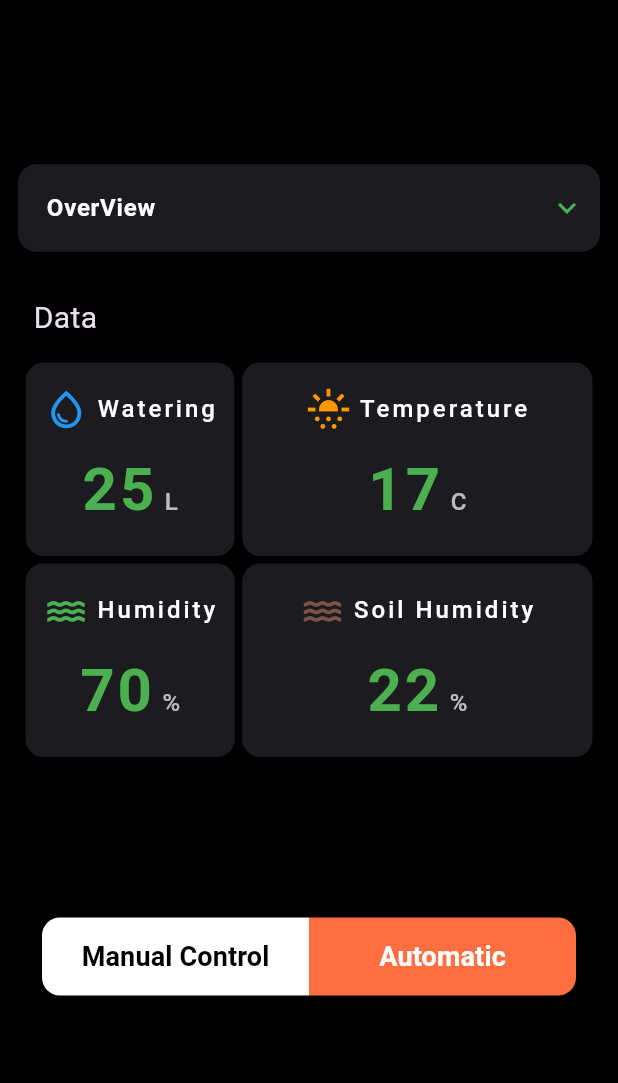
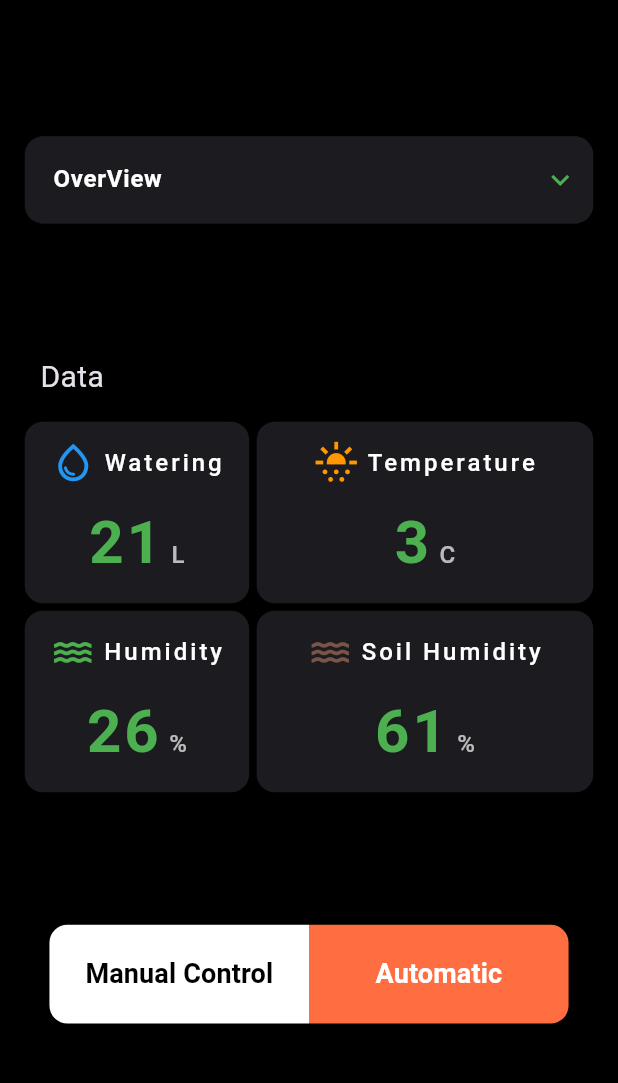
Before and after one commit to ahmedelshahed21/Smart_Farm_App, a Flutter app: the HomeView screen opened by its route, after a tap on "Wheat", on a phone screen of 412 x 824 dp, the part 80-1163 px from its top. Run offline on Flutter 3.47's test engine with Material 3 defaults, Android fonts, the phone set to English and light mode, and no system bars; our stand-ins replace animated_splash_screen, lottie, page_transition, percent_indicator, sleek_circular_slider.

Commit message:
Commit 11

```diff
--- a/lib/core/widgets/plant_action.dart
+++ b/lib/core/widgets/plant_action.dart
@@ -8,16 +8,21 @@ class PlantAction extends StatelessWidget{
   @override
   Widget build(BuildContext context) {
     return Padding(
-      padding: const EdgeInsets.symmetric(horizontal: 16.0),
+      padding: EdgeInsets.symmetric(horizontal: MediaQuery.of(context).size.width*0.04),
       child: Row(
         children: [
           Expanded(
+            child: SizedBox(
+              height: MediaQuery.of(context).size.height*0.08,
               child: CustomTextButton(
                 onPressed: onPressedManualButton,
                 child: 'Manual Control',
               ),
             ),
+          ),
           Expanded(
+            child: SizedBox(
+              height: MediaQuery.of(context).size.height*0.08,
               child: CustomTextButton(
                 onPressed: onPressedAutomaticButton,
                 child: 'Automatic',
@@ -29,6 +34,7 @@ class PlantAction extends StatelessWidget{
                 ),
               ),
             ),
+          ),
         ],
       ),
     );
--- a/lib/core/widgets/plant_data_card.dart
+++ b/lib/core/widgets/plant_data_card.dart
@@ -9,16 +9,18 @@ class PlantDataCard extends StatelessWidget{
   final String unity;
   final IconData icon;
   final Color iconColo;
-
   @override
   Widget build(BuildContext context) {
     return Container(
-      padding: const EdgeInsets.symmetric(vertical: 16.0,horizontal: 12.0),
+      padding: const EdgeInsets.symmetric(vertical: 12.0),
+      // height: MediaQuery.of(context).size.height*0.16,
+      // width: MediaQuery.of(context).size.width*width!,
       decoration: BoxDecoration(
           borderRadius: BorderRadius.circular(12),
           color: kItemColor
       ),
       child: Column(
+        mainAxisAlignment: MainAxisAlignment.center,
         children: [
           Row(
             mainAxisAlignment: MainAxisAlignment.center,
--- a/lib/features/custom plant/presentation/views/custom_plant_data_view.dart
+++ b/lib/features/custom plant/presentation/views/custom_plant_data_view.dart
@@ -26,7 +26,7 @@ class CustomPlantDataView extends StatelessWidget{
             const Expanded(child: SizedBox()),
             CustomExpansionTile(title: 'Notes',content: category.content),
             const SizedBox(height: 30),
-            PlantDataSection(water: category.water,temp: category.temp,humidity: category.soilHumidity),
+            PlantDataSection(water: category.water,temp: category.temp,humidity: category.soilHumidity,),
             const Expanded(child: SizedBox()),
             PlantAction(
               onPressedManualButton: (){
--- a/lib/features/custom plant/presentation/views/custom_plants_view.dart
+++ b/lib/features/custom plant/presentation/views/custom_plants_view.dart
@@ -1,4 +1,5 @@
 import 'package:flutter/material.dart';
+import 'package:smart_farm/core/utils/assets_app.dart';
 import 'package:smart_farm/features/custom%20plant/presentation/views/custom_plant_data_view.dart';
 import 'package:smart_farm/features/custom%20plant/presentation/views/widgets/custom_item.dart';
 import 'package:smart_farm/features/custom%20plant/presentation/views/custom_plant_form_view.dart';
@@ -17,7 +18,8 @@ class _AddingCustomPlantViewState extends State<AddingCustomPlantView> {
 
   final List<PlantModel> customPlants=[
     const PlantModel(plantName: 'watermelon'),
-
+    const PlantModel(plantName: 'watermelon',image: ImagesApp.cottonImage,water: 10.5,temp: 5,humidity: 7,soilHumidity: 3,content: 'lllipgfcsfdv'),
+    const PlantModel(plantName: 'watermelon',water: 10.5,temp: 5,humidity: 7,soilHumidity: 3,content: ''),
   ];
   @override
   Widget build(BuildContext context) {
--- a/lib/features/home/presentation/views/home_view.dart
+++ b/lib/features/home/presentation/views/home_view.dart
@@ -15,7 +15,6 @@ class HomeView extends StatelessWidget{
           style: TextStyle(
             fontWeight: FontWeight.bold,
             fontSize: 24,
-            //color: const Color(0xFF1C1B20),
           ),
         ),
         centerTitle: true,
--- a/lib/features/home/presentation/views/widgets/custom_horizontal_listview.dart
+++ b/lib/features/home/presentation/views/widgets/custom_horizontal_listview.dart
@@ -10,26 +10,28 @@ class CustomHorizontalListView extends StatelessWidget{
     return Column(
       children: [
         Container(
-          color: kPrimaryColor,
-          width: double.infinity,
-          padding: const EdgeInsets.only(left: 18),
-          child: const Text('Plants',
-            style: TextStyle(
-                fontSize: 24,
-                fontWeight: FontWeight.bold
-            ),
-          ),
-        ),
-        Container(
-          margin: const EdgeInsets.only(bottom: 20),
+          margin: const EdgeInsets.only(bottom: 30),
           padding:const EdgeInsets.only(top: 12) ,
           decoration: const BoxDecoration(
               color: kPrimaryColor,
               borderRadius: BorderRadius.only(bottomLeft:Radius.circular(64))
           ),
-          child: const Padding(
-            padding: EdgeInsets.only(bottom: 8.0),
-            child: PlantsListView(),
+          child: Column(
+            children: [
+              Container(
+                color: kPrimaryColor,
+                width: double.infinity,
+                padding: const EdgeInsets.only(left: 24),
+                child: const Text('Plants',
+                  style: TextStyle(
+                      fontSize: 24,
+                      fontWeight: FontWeight.bold
+                  ),
+                ),
+              ),
+              const SizedBox(height: 5,),
+              const PlantsListView(),
+            ],
           ),
         ),
       ],
--- a/lib/features/home/presentation/views/widgets/plants_listview.dart
+++ b/lib/features/home/presentation/views/widgets/plants_listview.dart
@@ -5,19 +5,20 @@ import 'package:smart_farm/features/plant/presentation/views/plant_view.dart';
 
 class PlantsListView extends StatelessWidget{
   const PlantsListView({super.key});
-  final List<PlantModel> categories= const[
-    PlantModel(image: 'assets/images/Wheat.jpeg', plantName: 'Wheat'),
-    PlantModel(image: 'assets/images/Rice.jpg', plantName: 'Rice'),
-    PlantModel(image: 'assets/images/Cotton.png', plantName: 'Cotton'),
-    PlantModel(image: 'assets/images/Corn.webp', plantName: 'Corn'),
+  final List<PlantModel> categories = const[
+    PlantModel(image: 'assets/images/Wheat.jpeg', plantName: 'Wheat',content: 'It is a crucial food crop globally.\nRich in nutrients, including carbohydrates and proteins.\nCultivated in diverse climates worldwide.',water: 21,temp: 3,humidity: 26,soilHumidity: 61),
+    PlantModel(
+        image: 'assets/images/Rice.jpg', plantName: 'Rice',content: 'It is a staple food for billions worldwide.\nThrives in flooded paddies or upland areas.\nProvides essential carbohydrates and nutrients.',water: 25,temp: 12,humidity: 2,soilHumidity: 5),
+    PlantModel(image: 'assets/images/Cotton.png', plantName: 'Cotton',content: 'It is a versatile fiber with diverse applications.\nGrown in warm climates for its soft and breathable fabric.\nEssential for textile production worldwide.',water: 63,temp: 19,humidity: 7,soilHumidity: 9),
+    PlantModel(image: 'assets/images/Corn.webp', plantName: 'Corn',content: 'Corn, a staple crop in many cultures worldwide.\nThrives in warm climates, cultivated for its versatile uses.\nProvides food, animal feed.',water: 30,temp: 21,humidity: 9,soilHumidity: 7),
   ];
 
   @override
   Widget build(BuildContext context) {
     return Padding(
-      padding: const EdgeInsets.only(right:12.0,left:18.0,bottom: 18.0),
+      padding: const EdgeInsets.only(right:12.0,left:18.0,bottom: 32.0),
       child: SizedBox(
-        height: 100,
+        height: 110,
         child: ListView.builder(
           physics: const BouncingScrollPhysics(),
             scrollDirection: Axis.horizontal,
--- a/lib/features/plant/presentation/views/plant_view.dart
+++ b/lib/features/plant/presentation/views/plant_view.dart
@@ -19,19 +19,16 @@ class PlantView extends StatelessWidget{
         actions: [PlantCard(category: category, width: 80, height: 50, radius: 12.0, fontSize: 14.0, fontWeight: FontWeight.w600, padding: const EdgeInsets.only(top: 2.0,left: 7.0),),]
       ),
         body: Padding(
-          padding: const EdgeInsets.symmetric(horizontal:12.0),
+          padding: EdgeInsets.symmetric(horizontal:MediaQuery.of(context).size.width*.04),
           child: Column(
             children: [
               const Expanded(child: SizedBox()),
-              const CustomExpansionTile(
+              CustomExpansionTile(
                 title: 'OverView',
-                content: 'It is a crucial food crop globally.'
-                '\nRich in nutrients, including carbohydrates and proteins. '
-               '\nCultivated in diverse climates worldwide.',
-
+                content: category.content,
               ),
-              const SizedBox(height: 30),
-              const PlantDataSection(water: 25),
+              const Expanded(child: SizedBox()),
+              PlantDataSection(water: category.water,temp: category.temp,humidity: category.humidity,soilHumidity: category.soilHumidity),
               const Expanded(child: SizedBox()),
               PlantAction(
                 onPressedManualButton: (){
--- a/lib/features/plant/presentation/views/widgets/plant_data_section.dart
+++ b/lib/features/plant/presentation/views/widgets/plant_data_section.dart
@@ -23,27 +23,29 @@ class PlantDataSection extends StatelessWidget {
         const SizedBox(height: 15),
         Row(
           children: [
-            const SizedBox(width: 5.0),
-            Column(
-              mainAxisAlignment: MainAxisAlignment.center,
-              children: [
-                PlantDataCard(name: 'Watering',icon: Icons.water_drop_outlined,iconColo: Colors.blue,value: water ?? 0, unity: 'L'),
-                const SizedBox(height: 5.0),
-                PlantDataCard(name: 'Humidity',icon: Icons.water,iconColo: kPrimaryColor,value: humidity?? 69.5, unity: '%'),
-              ],
+            Expanded(
+              flex: 2,
+              child: Column(
+                mainAxisAlignment: MainAxisAlignment.center,
+                children: [
+                  PlantDataCard(name: 'Watering',icon: Icons.water_drop_outlined,iconColo: Colors.blue,value: water ?? 0, unity: 'L'),
+                  const SizedBox(height: 5.0),
+                  PlantDataCard(name: 'Humidity',icon: Icons.water,iconColo: kPrimaryColor,value: humidity?? 69.1, unity: '%'),
+                ],
+              ),
             ),
             const SizedBox(width: 5.0),
             Expanded(
+              flex: 3,
               child: Column(
                 mainAxisAlignment: MainAxisAlignment.center,
                 children: [
-                  PlantDataCard(name: 'Temperature',icon: Icons.sunny_snowing,iconColo: Colors.orange,value: temp ?? 17, unity: 'C'),
+                  PlantDataCard(name: 'Temperature',icon: Icons.sunny_snowing,iconColo: Colors.orange,value: temp ?? 17.5, unity: 'C'),
                   const SizedBox(height: 5.0),
                   PlantDataCard(name: 'Soil Humidity',icon: Icons.water,iconColo: Colors.brown,value: soilHumidity ?? 22, unity: '%'),
                 ],
               ),
             ),
-            const SizedBox(width: 5.0),
           ],
         ),
       ],
--- a/lib/main.dart
+++ b/lib/main.dart
@@ -1,3 +1,4 @@
+// import 'package:device_preview/device_preview.dart';
 import 'package:flutter/material.dart';
 import 'package:smart_farm/core/widgets/return_icon_button.dart';
 import 'package:smart_farm/features/splash/presentation/views/splash_view.dart';
@@ -9,8 +10,17 @@ import 'package:smart_farm/screens/percentages_view.dart';
 
 
 void main() {
-  runApp(
-     MaterialApp(
+  // runApp(DevicePreview(builder: (context) => const SmartFarmApp()));
+  runApp(const SmartFarmApp());
+}
+
+class SmartFarmApp extends StatelessWidget{
+  const SmartFarmApp({super.key});
+
+  @override
+  Widget build(BuildContext context) {
+    // TODO: implement build
+    return MaterialApp(
         theme: ThemeData.dark().copyWith(
             scaffoldBackgroundColor: Colors.black,
             appBarTheme: const AppBarTheme(backgroundColor: Colors.black),
@@ -24,6 +34,6 @@ void main() {
         },
         debugShowCheckedModeBanner: false,
         home: const SplashView()
-    )
     );
   }
+}
--- a/pubspec.yaml
+++ b/pubspec.yaml
@@ -39,6 +39,7 @@ dependencies:
   # The following adds the Cupertino Icons font to your application.
   # Use with the CupertinoIcons class for iOS style icons.
   cupertino_icons: ^1.0.2
+  device_preview: ^1.1.0
 
 
 dev_dependencies:
```
Also changed, not shown: lib/features/custom plant/presentation/views/widgets/custom_item.dart (+11 -11 lines), lib/features/login/presentation/views/login_view.dart (+4 -3 lines), lib/features/login/presentation/views/widgets/animations_section.dart (+13 -15 lines), lib/features/login/presentation/views/widgets/login_section.dart (+3 -4 lines), pubspec.lock, 1 other file. Lines whose indentation alone changed are shown as unchanged.
